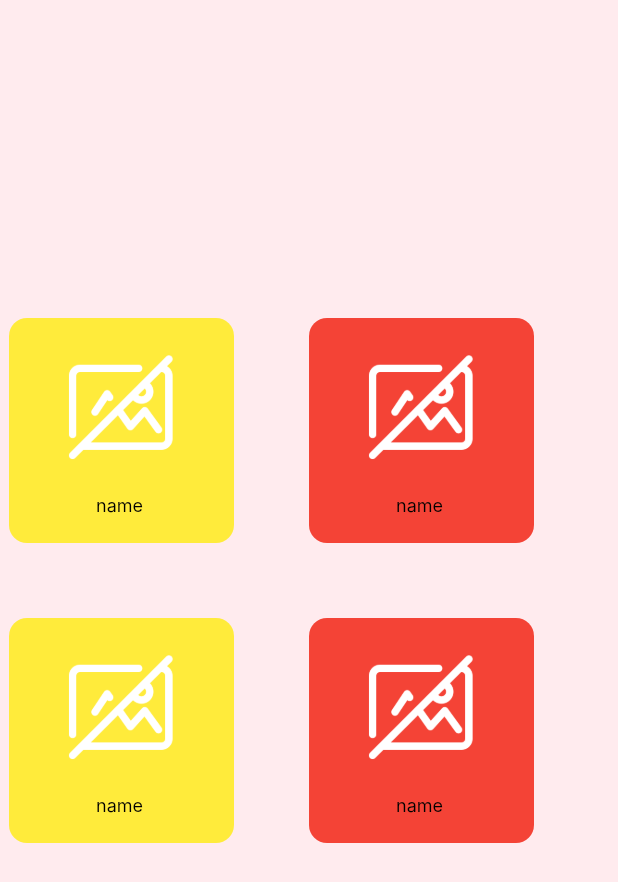
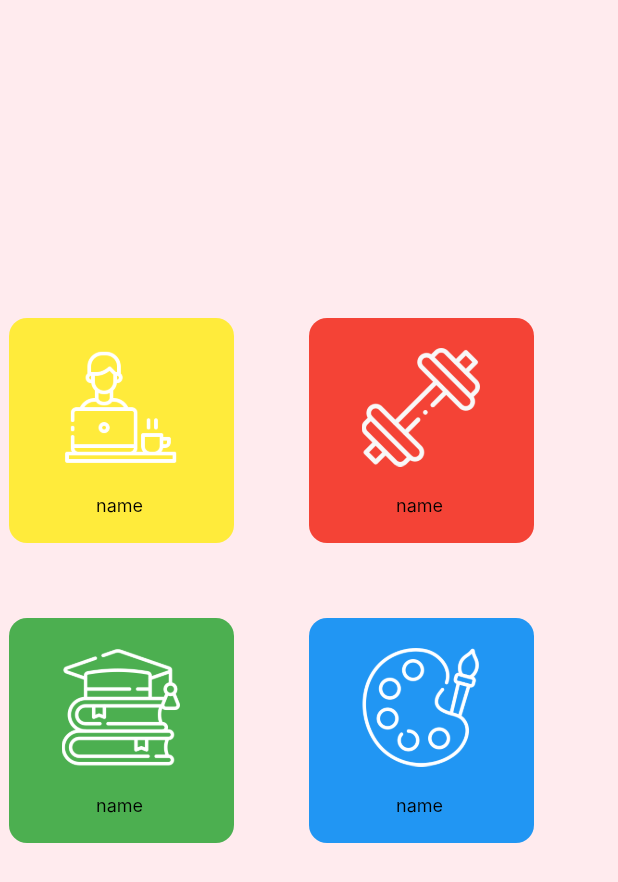
Before and after one commit to da0ran9e/Todos-mobile, a Flutter app: the screen it shows after launch, after a tap on "Skip", on a phone screen of 412 x 824 dp. Shown: the top 882 px of the screen. Run offline on Flutter 3.47's test engine with Material 2 defaults, Android fonts, the phone set to English and light mode, and no system bars; drawn by our look-alikes of liquid_swipe; our stand-ins replace introduction_screen; missing offline and left inert: fluid_bottom_nav_bar; Roboto replaces fonts that are missing (Inter).

Commit message:
adding assets

```diff
--- a/flart/lib/components/login/initialPage/account_widget.dart
+++ b/flart/lib/components/login/initialPage/account_widget.dart
@@ -5,13 +5,11 @@ import 'package:flutter/material.dart';
 class AccountWidget extends FloatingActionButton {
   final Size size;
   final String name;
-  final AssetImage? image;
   final Color? color;
 
   AccountWidget({
     Key? key,
     this.name = 'name',
-    required this.image,
     this.size = const Size(150, 150),
     this.color = Colors.white,
     required VoidCallback onPressed,
@@ -20,7 +18,12 @@ class AccountWidget extends FloatingActionButton {
 
   @override
   Widget build(BuildContext context) {
-    AssetImage assetImage = const AssetImage('assets/icons/image.png');
+    AssetImage learn = const AssetImage('assets/login/education.png');
+    AssetImage gym = const AssetImage('assets/login/gym.png');
+    AssetImage work = const AssetImage('assets/login/worker.png');
+    AssetImage art = const AssetImage('assets/login/art.png');
+    AssetImage add = const AssetImage('assets/login/list.png');
+
     return Container(
       decoration: const BoxDecoration(color: Color.fromARGB(0, 1, 1, 1)),
       width: (150 / 150) * size.width,
@@ -49,7 +52,16 @@ class AccountWidget extends FloatingActionButton {
               height: (79 / 150) * size.height,
               decoration:
                   const BoxDecoration(color: Color.fromARGB(0, 1, 1, 1)),
-              child: Image(image: assetImage),
+              child: Image(
+                  image: color == Colors.red
+                      ? gym
+                      : color == Colors.yellow
+                          ? work
+                          : color == Colors.green
+                              ? learn
+                              : color == Colors.blue
+                                  ? art
+                                  : add),
             ),
           ),
           Positioned(
--- a/flart/lib/screens/login.dart
+++ b/flart/lib/screens/login.dart
@@ -42,8 +42,6 @@ class _LoginScreenState extends State<LoginScreen> {
                                     child: GestureDetector(
                                       child: AccountWidget(
                                           name: 'name',
-                                          image: const AssetImage(
-                                              'assets/icons/image.png'),
                                           size: Size(150, 150),
                                           color: Colors.yellow,
                                           onPressed: () {
@@ -71,8 +69,6 @@ class _LoginScreenState extends State<LoginScreen> {
                                           const Duration(milliseconds: 2000),
                                       child: AccountWidget(
                                         name: 'name',
-                                        image: const AssetImage(
-                                            'assets/icons/image.png'),
                                         size: const Size(150, 150),
                                         color: Colors.red,
                                         onPressed: () {
@@ -103,10 +99,8 @@ class _LoginScreenState extends State<LoginScreen> {
                                     child: GestureDetector(
                                       child: AccountWidget(
                                           name: 'name',
-                                          image: const AssetImage(
-                                              'assets/icons/image.png'),
                                           size: Size(150, 150),
-                                          color: Colors.yellow,
+                                          color: Colors.green,
                                           onPressed: () {
                                             setState(() {
                                               _visible = !_visible;
@@ -132,10 +126,8 @@ class _LoginScreenState extends State<LoginScreen> {
                                           const Duration(milliseconds: 2000),
                                       child: AccountWidget(
                                         name: 'name',
-                                        image: const AssetImage(
-                                            'assets/icons/image.png'),
                                         size: const Size(150, 150),
-                                        color: Colors.red,
+                                        color: Colors.blue,
                                         onPressed: () {
                                           setState(() {
                                             _visible = !_visible;
```
Also changed, not shown: flart/pubspec.yaml (+7 -0 lines), flart/assets/login/art.png (added), flart/assets/login/education.png (added), flart/assets/login/gym.png (added), flart/assets/login/list.png (added), flart/assets/login/worker.png (added).
